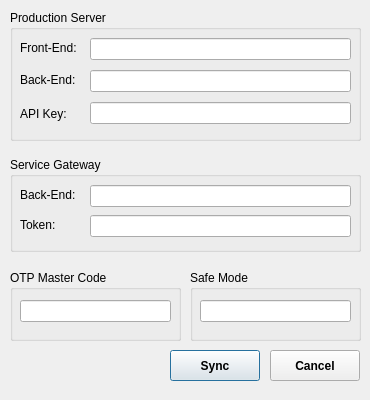
angustino88/agent, file src/app/view/widgets/ui/ServerConfigGui.ui: the form before one commit.
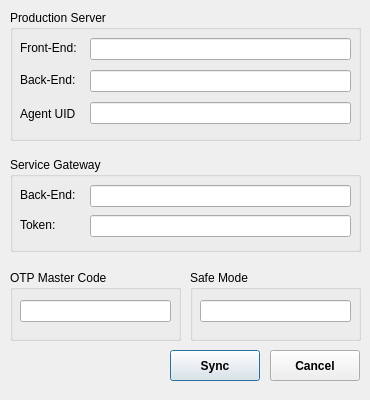
The form after the commit. Icons and pictures are not drawn.

Commit message: Redesign the agent around the backend's agent API and terms

The edit to the form file:
```diff
--- a/src/app/view/widgets/ui/ServerConfigGui.ui
+++ b/src/app/view/widgets/ui/ServerConfigGui.ui
@@ -146,7 +146,7 @@
      </rect>
     </property>
     <property name="text">
-     <string>API Key:</string>
+     <string>Agent UID:</string>
     </property>
    </widget>
   </widget>
```
The commit also changes 94 other files.
